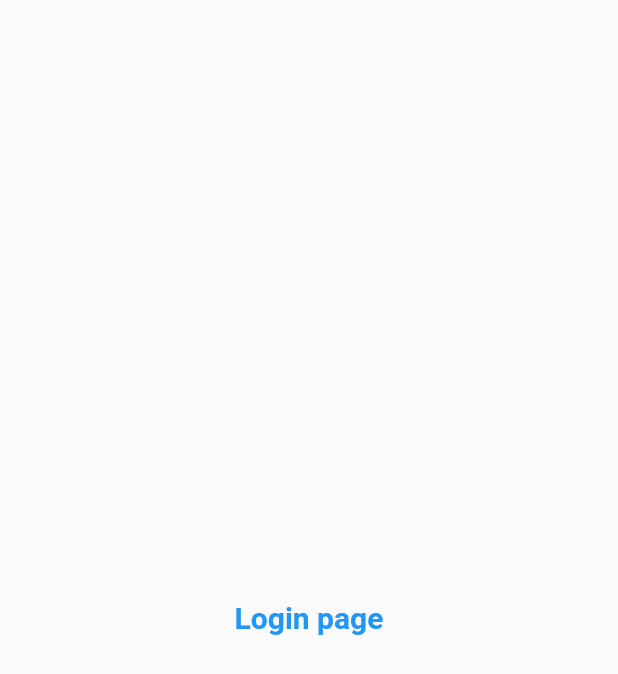
After one commit to dev-vanshi/youtube-toutorial, a Flutter app: the screen it shows after launch, on a phone screen of 412 x 824 dp. The commit adds this screen. Shown: the top 674 px of the screen. Run offline on Flutter 3.47's test engine with Material 2 defaults, Android fonts, the light colour scheme and no system bars.

Commit message:
day 3 completed

```diff
--- a/lib/main.dart
+++ b/lib/main.dart
@@ -1,5 +1,6 @@
 import 'package:flutter/material.dart';
-import 'package:toutorial_youtube/home_page.dart';
+import 'package:toutorial_youtube/pages/home_page.dart';
+import 'package:toutorial_youtube/pages/login_page.dart';
 
 void main() {
   runApp(Myapp());
@@ -11,7 +12,14 @@
   @override
   Widget build(BuildContext context) {
     return MaterialApp(
-      home: Homepage(),
+      themeMode: ThemeMode.light,
+      theme: ThemeData(primarySwatch: Colors.lightBlue),
+      darkTheme: ThemeData(brightness: Brightness.dark),
+      routes: {
+        "/": (context) => LoginPage(),
+        "/home": (context) => Homepage(),
+        "/login": (context) => LoginPage(),
+      },
     );
   }
 }
--- /dev/null
+++ b/lib/pages/login_page.dart
@@ -0,0 +1,19 @@
+import 'package:flutter/material.dart';
+
+class LoginPage extends StatelessWidget {
+  @override
+  Widget build(BuildContext context) {
+    return Material(
+      child: Center(
+        child: Text(
+          "Login page",
+          style: TextStyle(
+            fontSize: 20,
+            color: Colors.blue,
+            fontWeight: FontWeight.bold,
+          ),
+        ),
+      ),
+    );
+  }
+}
```
Also changed, not shown: lib/pages/home_page.dart (renamed from lib/home_page.dart).
